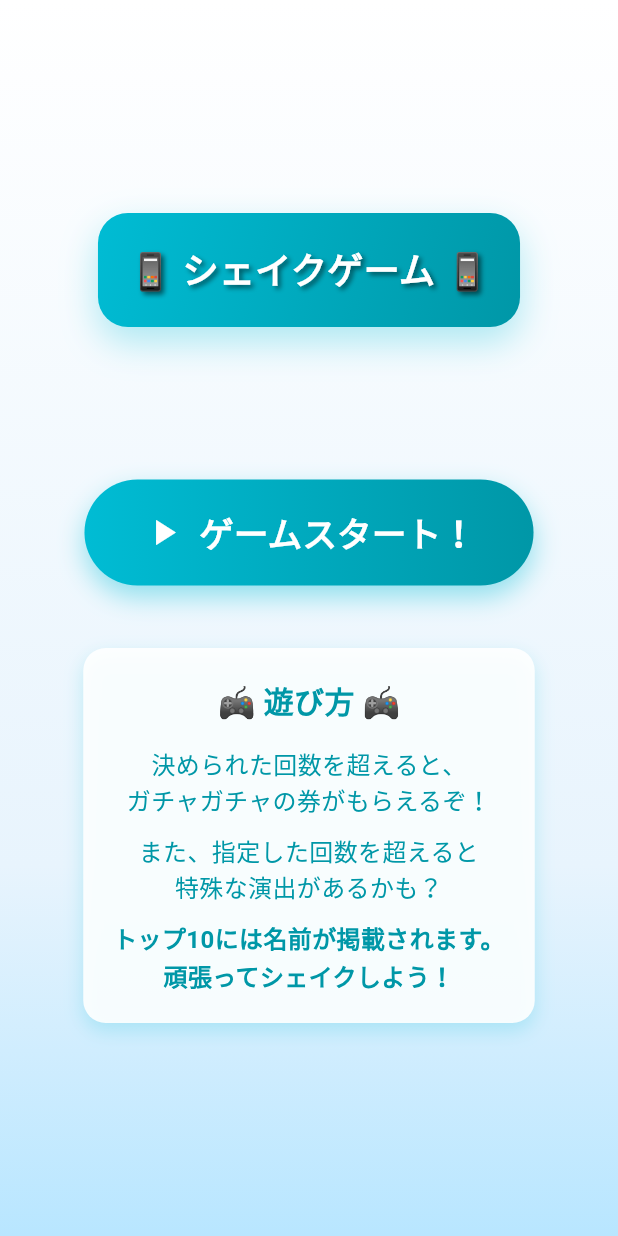
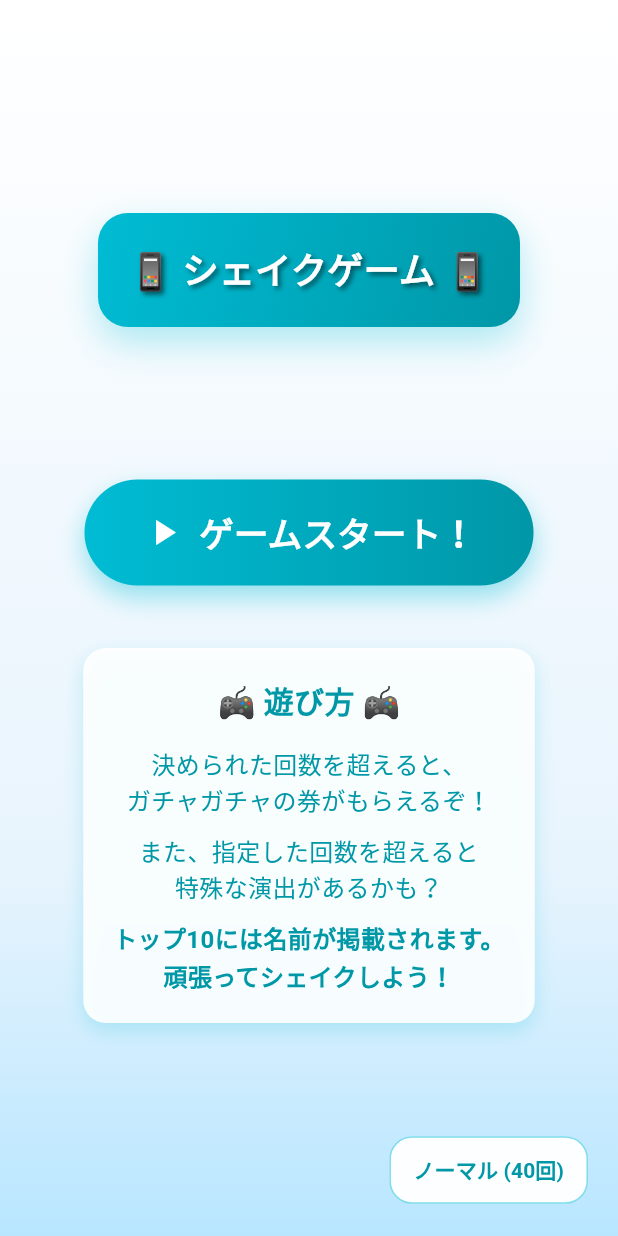
Before and after one commit to yumemi-inc/flutterkaigi-2025-booth-game, a Flutter app: the ResultView screen opened directly with empty values, after a tap on "タイトルに戻る", on a phone screen of 412 x 824 dp. Run offline on Flutter 3.47's test engine with Material 3 defaults, Android fonts, the phone set to English and light mode, and no system bars; our stand-ins replace auto_route, confetti; missing offline and left inert: shake.

Commit message:
feat: ゲームモード選択機能を追加し、シェイク回数の設定を可能にしました

```diff
--- a/lib/result_view.dart
+++ b/lib/result_view.dart
@@ -6,8 +6,13 @@ import 'package:flutterkaigi_2025_booth_game/router/app_router.dart';
 @RoutePage(name: 'ResultRoute')
 class ResultView extends StatefulWidget {
   final int shakeCount;
+  final int requiredShakeCount;
 
-  const ResultView({super.key, required this.shakeCount});
+  const ResultView({
+    super.key,
+    required this.shakeCount,
+    this.requiredShakeCount = 40,
+  });
 
   @override
   State<ResultView> createState() => _ResultViewState();
@@ -349,27 +354,34 @@ class _ResultViewState extends State<ResultView> with TickerProviderStateMixin {
                       const SizedBox(height: 20),
 
                       // ガチャ券メッセージ
-                      if (widget.shakeCount >= 10)
                       Container(
                         margin: const EdgeInsets.symmetric(horizontal: 20),
                         padding: const EdgeInsets.all(15),
                         decoration: BoxDecoration(
-                            color: const Color(
-                              0xFFFFD700,
-                            ).withValues(alpha: 0.2),
+                          color: widget.shakeCount >= widget.requiredShakeCount
+                              ? const Color(0xFFFFD700).withValues(alpha: 0.2)
+                              : Colors.grey.withValues(alpha: 0.2),
                           borderRadius: BorderRadius.circular(10),
                           border: Border.all(
-                              color: const Color(0xFFFFD700),
+                            color:
+                                widget.shakeCount >= widget.requiredShakeCount
+                                ? const Color(0xFFFFD700)
+                                : Colors.grey,
                             width: 2,
                           ),
                         ),
-                          child: const Text(
-                            '🎁 ガチャガチャ券を獲得しました！',
+                        child: Text(
+                          widget.shakeCount >= widget.requiredShakeCount
+                              ? '🎁 ガチャガチャ券を獲得しました！'
+                              : '😢 ガチャガチャ券ゲットならず...\n目標回数まであと${widget.requiredShakeCount - widget.shakeCount}回',
                           textAlign: TextAlign.center,
                           style: TextStyle(
                             fontSize: 16,
                             fontWeight: FontWeight.bold,
-                              color: Color(0xFFB8860B),
+                            color:
+                                widget.shakeCount >= widget.requiredShakeCount
+                                ? const Color(0xFFB8860B)
+                                : Colors.grey[700],
                           ),
                         ),
                       ),
--- a/lib/title_view.dart
+++ b/lib/title_view.dart
@@ -10,11 +10,22 @@ class TitleView extends StatefulWidget {
   State<TitleView> createState() => _TitleViewState();
 }
 
+enum GameMode {
+  light(30, 'ライト'),
+  normal(40, 'ノーマル'),
+  hard(50, 'ハード');
+
+  const GameMode(this.shakeCount, this.label);
+  final int shakeCount;
+  final String label;
+}
+
 class _TitleViewState extends State<TitleView> with TickerProviderStateMixin {
   late AnimationController _scaleController;
   late AnimationController _zoomController;
   late Animation<double> _scaleAnimation;
   late Animation<double> _zoomAnimation;
+  GameMode _selectedMode = GameMode.normal;
 
   @override
   void initState() {
@@ -48,6 +59,54 @@ class _TitleViewState extends State<TitleView> with TickerProviderStateMixin {
     super.dispose();
   }
 
+  void _showModeSelectionDialog(BuildContext context) {
+    showDialog(
+      context: context,
+      builder: (BuildContext context) {
+        return AlertDialog(
+          title: const Text(
+            'モード選択',
+            style: TextStyle(
+              fontSize: 20,
+              fontWeight: FontWeight.bold,
+              color: Color(0xFF0097A7),
+            ),
+          ),
+          content: Column(
+            mainAxisSize: MainAxisSize.min,
+            children: GameMode.values.map((mode) {
+              final isSelected = _selectedMode == mode;
+              return ListTile(
+                leading: isSelected
+                    ? const Icon(Icons.check_circle, color: Color(0xFF00BCD4))
+                    : const Icon(Icons.circle_outlined),
+                title: Text(
+                  mode.label,
+                  style: TextStyle(
+                    fontWeight: isSelected
+                        ? FontWeight.bold
+                        : FontWeight.normal,
+                    color: isSelected
+                        ? const Color(0xFF0097A7)
+                        : Colors.black87,
+                  ),
+                ),
+                subtitle: Text('${mode.shakeCount}回'),
+                selected: isSelected,
+                onTap: () {
+                  setState(() {
+                    _selectedMode = mode;
+                  });
+                  Navigator.of(context).pop();
+                },
+              );
+            }).toList(),
+          ),
+        );
+      },
+    );
+  }
+
   @override
   Widget build(BuildContext context) {
     return Scaffold(
@@ -61,7 +120,9 @@ class _TitleViewState extends State<TitleView> with TickerProviderStateMixin {
           ),
         ),
         child: SafeArea(
-          child: Center(
+          child: Stack(
+            children: [
+              Center(
                 child: Column(
                   mainAxisAlignment: MainAxisAlignment.center,
                   children: [
@@ -77,7 +138,9 @@ class _TitleViewState extends State<TitleView> with TickerProviderStateMixin {
                         borderRadius: BorderRadius.circular(20),
                         boxShadow: [
                           BoxShadow(
-                        color: const Color(0xFF00BCD4).withValues(alpha: 0.3),
+                            color: const Color(
+                              0xFF00BCD4,
+                            ).withValues(alpha: 0.3),
                             blurRadius: 20,
                             offset: const Offset(0, 10),
                           ),
@@ -114,7 +177,11 @@ class _TitleViewState extends State<TitleView> with TickerProviderStateMixin {
                           scale: _scaleAnimation.value * _zoomAnimation.value,
                           child: GestureDetector(
                             onTap: () {
-                          context.router.push(const GameRoute());
+                              context.router.push(
+                                GameRoute(
+                                  requiredShakeCount: _selectedMode.shakeCount,
+                                ),
+                              );
                             },
                             child: Container(
                               padding: const EdgeInsets.symmetric(
@@ -123,7 +190,10 @@ class _TitleViewState extends State<TitleView> with TickerProviderStateMixin {
                               ),
                               decoration: BoxDecoration(
                                 gradient: const LinearGradient(
-                              colors: [Color(0xFF00BCD4), Color(0xFF0097A7)],
+                                  colors: [
+                                    Color(0xFF00BCD4),
+                                    Color(0xFF0097A7),
+                                  ],
                                 ),
                                 borderRadius: BorderRadius.circular(50),
                                 boxShadow: [
@@ -172,7 +242,9 @@ class _TitleViewState extends State<TitleView> with TickerProviderStateMixin {
                         borderRadius: BorderRadius.circular(15),
                         boxShadow: [
                           BoxShadow(
-                        color: const Color(0xFF00BCD4).withValues(alpha: 0.2),
+                            color: const Color(
+                              0xFF00BCD4,
+                            ).withValues(alpha: 0.2),
                             blurRadius: 10,
                             offset: const Offset(0, 5),
                           ),
@@ -225,6 +297,39 @@ class _TitleViewState extends State<TitleView> with TickerProviderStateMixin {
                   ],
                 ),
               ),
+              // モード選択ボタン（右下に配置）
+              Positioned(
+                bottom: 20,
+                right: 20,
+                child: TextButton(
+                  onPressed: () => _showModeSelectionDialog(context),
+                  style: TextButton.styleFrom(
+                    backgroundColor: Colors.white.withValues(alpha: 0.95),
+                    padding: const EdgeInsets.symmetric(
+                      horizontal: 16,
+                      vertical: 12,
+                    ),
+                    shape: RoundedRectangleBorder(
+                      borderRadius: BorderRadius.circular(15),
+                      side: BorderSide(
+                        color: const Color(0xFF00BCD4).withValues(alpha: 0.5),
+                        width: 1,
+                      ),
+                    ),
+                    elevation: 0,
+                  ),
+                  child: Text(
+                    '${_selectedMode.label} (${_selectedMode.shakeCount}回)',
+                    style: const TextStyle(
+                      fontSize: 14,
+                      fontWeight: FontWeight.bold,
+                      color: Color(0xFF0097A7),
+                    ),
+                  ),
+                ),
+              ),
+            ],
+          ),
         ),
       ),
     );
```
Also changed, not shown: lib/game_view.dart (+9 -2 lines), lib/router/app_router.gr.dart. Lines whose indentation alone changed are shown as unchanged.
